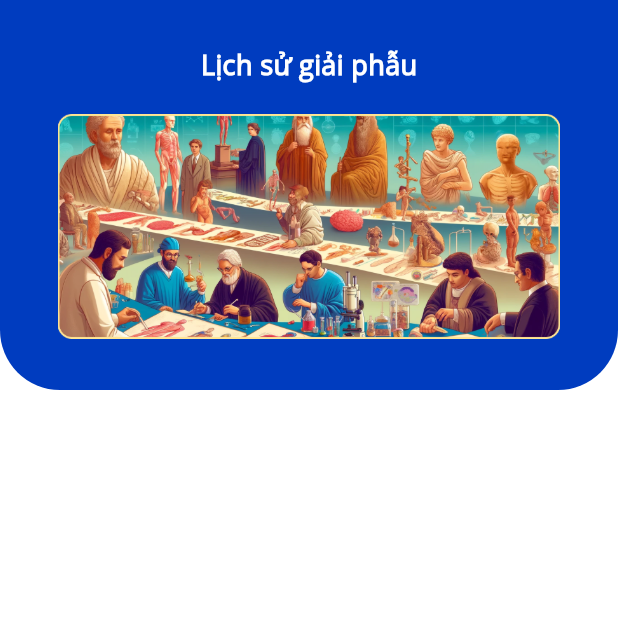
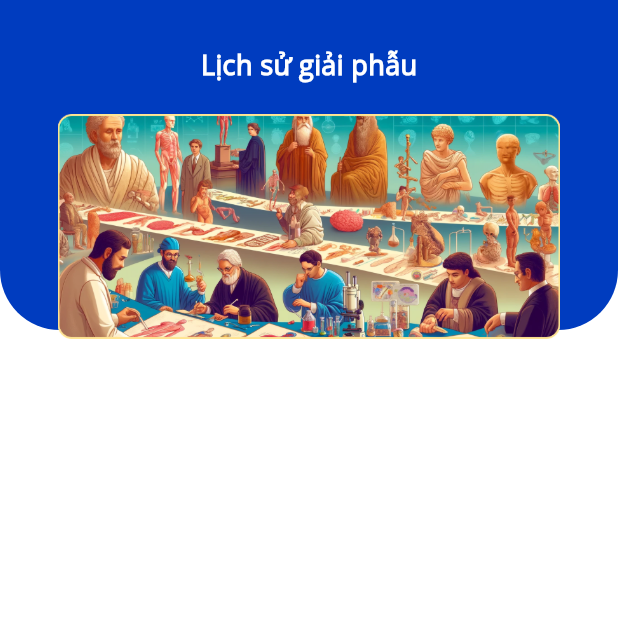
Before and after one commit to Phan-AnhDuc/anatomy_3d, a Flutter app: the EvolutionScreen screen opened directly, on a phone screen of 412 x 824 dp, the top half of it. Run offline on Flutter 3.47's test engine with Material 2 defaults, Android fonts, the phone set to English and light mode, and no system bars; our stand-ins replace cached_network_image, cloud_firestore, curved_navigation_bar, firebase_core, flutter_cache_manager, flutter_image_slideshow and 3 more; missing offline and left inert: a package; accounts and stored records are empty; network calls fail; project files that could hold a hidden picture were left out.

Commit message:
sua view

```diff
--- a/lib/ui/detail_item/item_detail.dart
+++ b/lib/ui/detail_item/item_detail.dart
@@ -39,7 +39,10 @@ class ItemDetailAnotomy extends StatelessWidget {
                 alignment: Alignment.topCenter,
                 child: SizedBox(
                   height: 90,
-                  child: CachedImage(imageUrl: arguments['imageUrl'] ?? '', fit: BoxFit.contain),
+                  child: Hero(
+                    tag: 'image',
+                    child: CachedImage(imageUrl: arguments['imageUrl'] ?? '', fit: BoxFit.contain),
+                  ),
                 )),
             const SizedBox(height: 15),
             Text(
--- a/lib/ui/evolution/evolution_screen.dart
+++ b/lib/ui/evolution/evolution_screen.dart
@@ -48,7 +48,7 @@ class _EvolutionScreenState extends State<EvolutionScreen> {
   }
 
   Widget _buildHeader() {
-    final double headerHeight = 260 + MediaQuery.of(context).padding.top;
+    final double headerHeight = 220 + MediaQuery.of(context).padding.top;
     return SliverPersistentHeader(
       pinned: true,
       delegate: SliverAppBarDelegate(
```
Also changed, not shown: lib/ui/tips/detail_screen.dart (+13 -1 lines).
